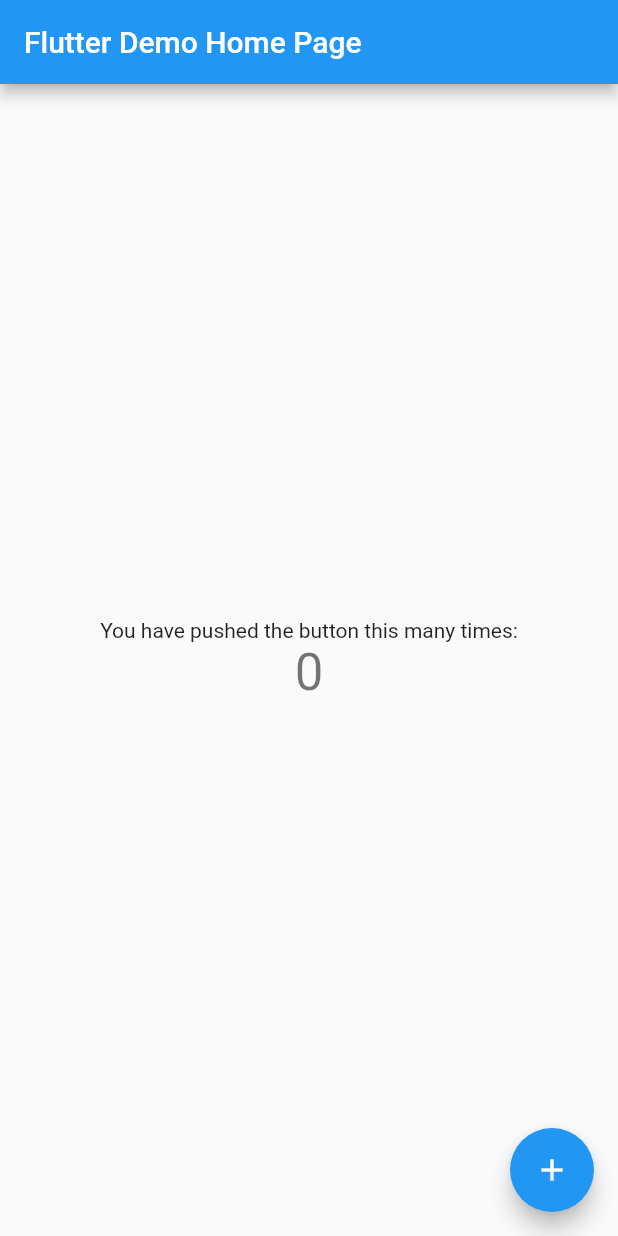
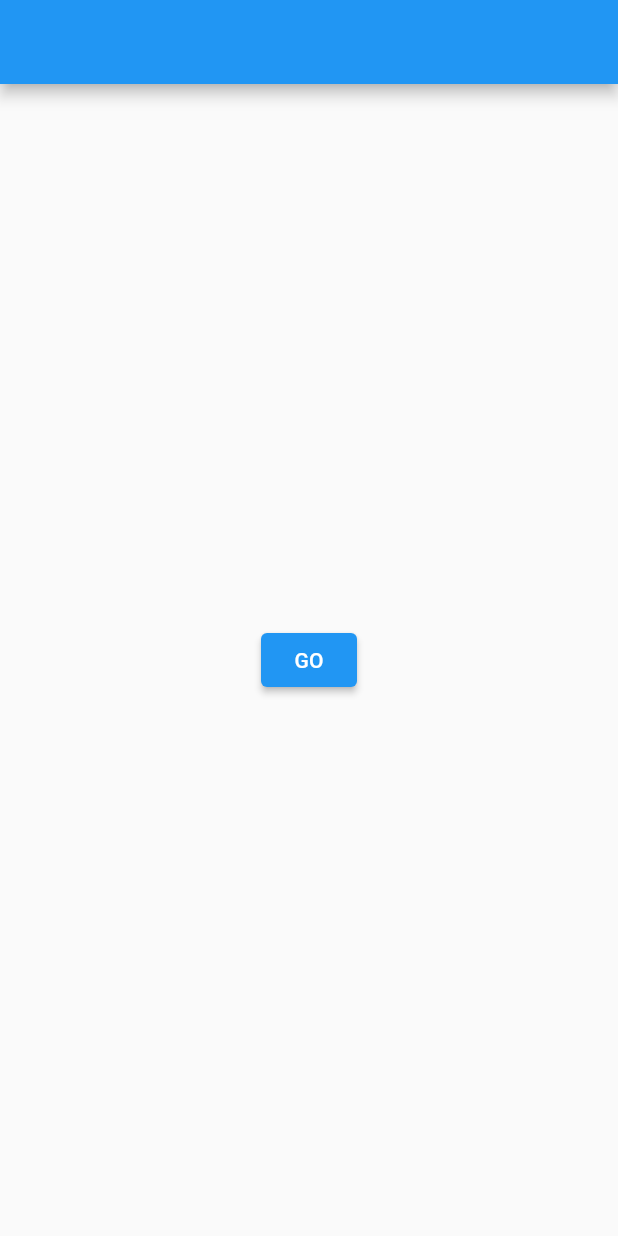
Before and after one commit to alfmarmir10/Flutter-AnimateAPageRouteTransition, a Flutter app: the screen it shows after launch, on a phone screen of 412 x 824 dp. Run offline on Flutter 3.47's test engine with Material 2 defaults, Android fonts, the phone set to English and light mode, and no system bars.

Commit message:
Practice finished

```diff
--- a/lib/main.dart
+++ b/lib/main.dart
@@ -1,115 +1,54 @@
 import 'package:flutter/material.dart';
 
 void main() {
-  runApp(const MyApp());
+  runApp(
+    const MaterialApp(
+      home: Page1(),
+    ),
+  );
 }
 
-class MyApp extends StatelessWidget {
-  const MyApp({Key? key}) : super(key: key);
+class Page1 extends StatelessWidget {
+  const Page1({Key? key}) : super(key: key);
 
-  // This widget is the root of your application.
   @override
   Widget build(BuildContext context) {
-    return MaterialApp(
-      title: 'Flutter Demo',
-      theme: ThemeData(
-        // This is the theme of your application.
-        //
-        // Try running your application with "flutter run". You'll see the
-        // application has a blue toolbar. Then, without quitting the app, try
-        // changing the primarySwatch below to Colors.green and then invoke
-        // "hot reload" (press "r" in the console where you ran "flutter run",
-        // or simply save your changes to "hot reload" in a Flutter IDE).
-        // Notice that the counter didn't reset back to zero; the application
-        // is not restarted.
-        primarySwatch: Colors.blue,
+    return Scaffold(
+        appBar: AppBar(),
+        body: Center(
+          child: ElevatedButton(
+              onPressed: () {
+                Navigator.of(context).push(_createRoute());
+              },
+              child: const Text("GO")),
+        ));
+  }
+
+  Route _createRoute() {
+    return PageRouteBuilder(
+        pageBuilder: (context, animation, secondaryAnimation) => const Page2(),
+        transitionsBuilder: (context, animation, secondaryAnimation, child) {
+          const begin = Offset(0.0, 1.0);
+          const end = Offset.zero;
+          const curve = Curves.ease;
+          final tween =
+              Tween(begin: begin, end: end).chain(CurveTween(curve: curve));
+          final offsetAnimation = animation.drive(tween);
+          return SlideTransition(position: offsetAnimation, child: child);
+        });
+  }
+}
+
+class Page2 extends StatelessWidget {
+  const Page2({Key? key}) : super(key: key);
+
+  @override
+  Widget build(BuildContext context) {
+    return Scaffold(
+      appBar: AppBar(),
+      body: const Center(
+        child: Text("Page 2"),
       ),
-      home: const MyHomePage(title: 'Flutter Demo Home Page'),
     );
   }
 }
-
-class MyHomePage extends StatefulWidget {
-  const MyHomePage({Key? key, required this.title}) : super(key: key);
-
-  // This widget is the home page of your application. It is stateful, meaning
-  // that it has a State object (defined below) that contains fields that affect
-  // how it looks.
-
-  // This class is the configuration for the state. It holds the values (in this
-  // case the title) provided by the parent (in this case the App widget) and
-  // used by the build method of the State. Fields in a Widget subclass are
-  // always marked "final".
-
-  final String title;
-
-  @override
-  State<MyHomePage> createState() => _MyHomePageState();
-}
-
-class _MyHomePageState extends State<MyHomePage> {
-  int _counter = 0;
-
-  void _incrementCounter() {
-    setState(() {
-      // This call to setState tells the Flutter framework that something has
-      // changed in this State, which causes it to rerun the build method below
-      // so that the display can reflect the updated values. If we changed
-      // _counter without calling setState(), then the build method would not be
-      // called again, and so nothing would appear to happen.
-      _counter++;
-    });
-  }
-
-  @override
-  Widget build(BuildContext context) {
-    // This method is rerun every time setState is called, for instance as done
-    // by the _incrementCounter method above.
-    //
-    // The Flutter framework has been optimized to make rerunning build methods
-    // fast, so that you can just rebuild anything that needs updating rather
-    // than having to individually change instances of widgets.
-    return Scaffold(
-      appBar: AppBar(
-        // Here we take the value from the MyHomePage object that was created by
-        // the App.build method, and use it to set our appbar title.
-        title: Text(widget.title),
-      ),
-      body: Center(
-        // Center is a layout widget. It takes a single child and positions it
-        // in the middle of the parent.
-        child: Column(
-          // Column is also a layout widget. It takes a list of children and
-          // arranges them vertically. By default, it sizes itself to fit its
-          // children horizontally, and tries to be as tall as its parent.
-          //
-          // Invoke "debug painting" (press "p" in the console, choose the
-          // "Toggle Debug Paint" action from the Flutter Inspector in Android
-          // Studio, or the "Toggle Debug Paint" command in Visual Studio Code)
-          // to see the wireframe for each widget.
-          //
-          // Column has various properties to control how it sizes itself and
-          // how it positions its children. Here we use mainAxisAlignment to
-          // center the children vertically; the main axis here is the vertical
-          // axis because Columns are vertical (the cross axis would be
-          // horizontal).
-          mainAxisAlignment: MainAxisAlignment.center,
-          children: <Widget>[
-            const Text(
-              'You have pushed the button this many times:',
-            ),
-            Text(
-              '$_counter',
-              style: Theme.of(context).textTheme.headline4,
-            ),
-          ],
-        ),
-      ),
-      floatingActionButton: FloatingActionButton(
-        onPressed: _incrementCounter,
-        tooltip: 'Increment',
-        child: const Icon(Icons.add),
-      ), // This trailing comma makes auto-formatting nicer for build methods.
-    );
-  }
-}
```
